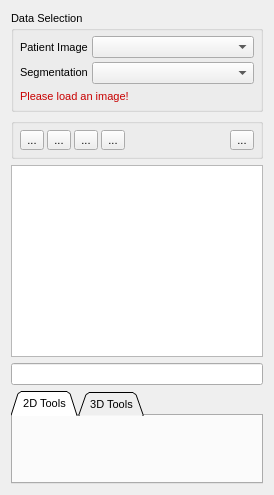
Above: Plugins/org.mitk.gui.qt.segmentation/src/internal/QmitkSegmentationControls.ui from MITK/MITK before the change. Below: the same form after it.
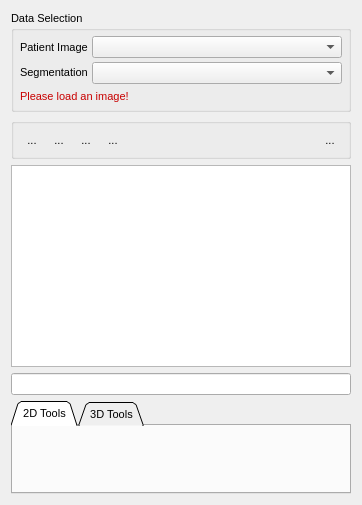
That is the form after the change. Icons and pictures are not drawn. Custom widgets are drawn as their Qt base class.

Commit message: started adaptation to multi-labels

```diff
--- a/Plugins/org.mitk.gui.qt.segmentation/src/internal/QmitkSegmentationControls.ui
+++ b/Plugins/org.mitk.gui.qt.segmentation/src/internal/QmitkSegmentationControls.ui
@@ -6,8 +6,8 @@
    <rect>
     <x>0</x>
     <y>0</y>
-    <width>274</width>
-    <height>481</height>
+    <width>362</width>
+    <height>505</height>
    </rect>
   </property>
   <property name="sizePolicy">
@@ -247,10 +247,13 @@
         </property>
         <property name="iconSize">
          <size>
-          <width>24</width>
-          <height>24</height>
+          <width>32</width>
+          <height>32</height>
          </size>
         </property>
+        <property name="autoRaise">
+         <bool>true</bool>
+        </property>
        </widget>
       </item>
       <item>
@@ -267,10 +270,13 @@
         </property>
         <property name="iconSize">
          <size>
-          <width>24</width>
-          <height>24</height>
+          <width>32</width>
+          <height>32</height>
          </size>
         </property>
+        <property name="autoRaise">
+         <bool>true</bool>
+        </property>
        </widget>
       </item>
       <item>
@@ -287,10 +293,13 @@
         </property>
         <property name="iconSize">
          <size>
-          <width>24</width>
-          <height>24</height>
+          <width>32</width>
+          <height>32</height>
          </size>
         </property>
+        <property name="autoRaise">
+         <bool>true</bool>
+        </property>
        </widget>
       </item>
       <item>
@@ -307,10 +316,13 @@
         </property>
         <property name="iconSize">
          <size>
-          <width>24</width>
-          <height>24</height>
+          <width>32</width>
+          <height>32</height>
          </size>
         </property>
+        <property name="autoRaise">
+         <bool>true</bool>
+        </property>
        </widget>
       </item>
       <item>
@@ -340,10 +352,13 @@
         </property>
         <property name="iconSize">
          <size>
-          <width>24</width>
-          <height>24</height>
+          <width>32</width>
+          <height>32</height>
          </size>
         </property>
+        <property name="autoRaise">
+         <bool>true</bool>
+        </property>
        </widget>
       </item>
      </layout>
```
The commit also changes 6 other files.
